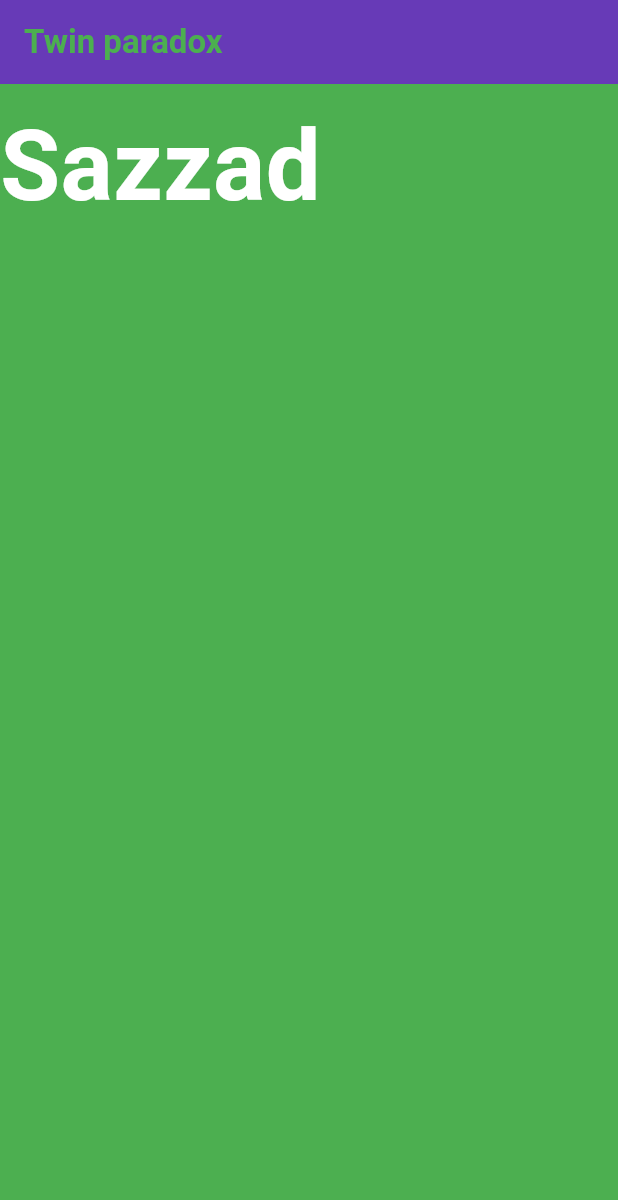
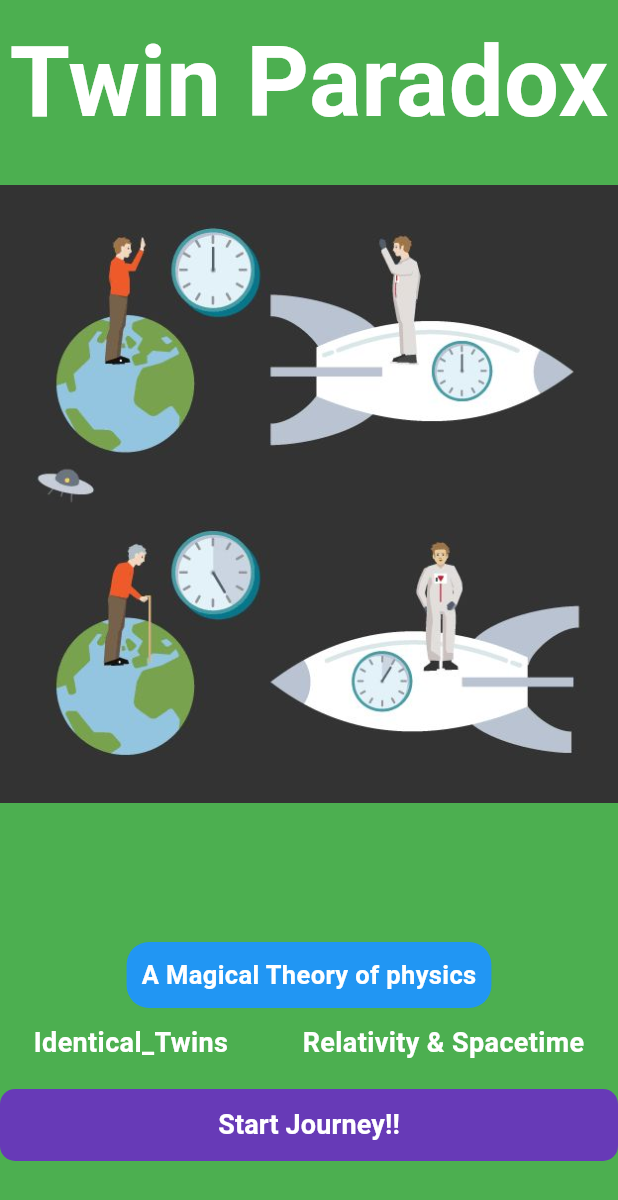
Before and after one commit to Sazzad318/twin_paradox, a Flutter app: the screen it shows after launch, on a phone screen of 412 x 824 dp. Shown: the top 1200 px of the screen. Run offline on Flutter 3.47's test engine with Material 3 defaults, Android fonts, the phone set to English and light mode, and no system bars.

Commit message:
add 3 other widgets

```diff
--- a/lib/main.dart
+++ b/lib/main.dart
@@ -15,7 +15,7 @@ class MyTwinParadoxApp extends StatelessWidget {
       theme: ThemeData(
         scaffoldBackgroundColor: Colors.green,
       ),
-      home: const HomePage(),
+      home: HomePage(),
     );
   }
 }
--- a/lib/pages/home_page.dart
+++ b/lib/pages/home_page.dart
@@ -3,30 +3,44 @@ import 'dart:convert';
 import 'package:flutter/material.dart';
 
 class HomePage extends StatelessWidget {
-  const HomePage({super.key});
+  late double _deviceHeight, _deviceWidth;
+  HomePage({super.key});
 
   @override
   Widget build(BuildContext context) {
+    _deviceHeight = MediaQuery.of(context).size.height;
+    _deviceWidth = MediaQuery.of(context).size.width;
+
     return Scaffold(
-        appBar: AppBar(
-          backgroundColor: Colors.deepPurple,
-          title: const Text(
-            "Twin paradox",
-            style: TextStyle(
-              fontWeight: FontWeight.bold,
-              color: Colors.green,
-            ),
+      body: SafeArea(
+        child: SizedBox(
+          width: _deviceWidth,
+          height: _deviceHeight,
+          child: Stack(
+            children: [
+              Column(
+                crossAxisAlignment: CrossAxisAlignment.center,
+                mainAxisAlignment: MainAxisAlignment.spaceBetween,
+                mainAxisSize: MainAxisSize.max,
+                children: [
+                  _textHeading(),
+                  _Defination(),
+                ],
+              ),
+              _twin_paradoxImage(),
+            ],
           ),
         ),
-        body: SafeArea(child: _textWidget()));
+      ),
+    );
   }
 
 //text widget
-  Widget _textWidget() {
+  Widget _textHeading() {
     return const Padding(
       padding: EdgeInsets.only(top: 8),
       child: Text(
-        "Sazzad",
+        "Twin Paradox",
         style: TextStyle(
           color: Colors.white,
           fontSize: 65,
@@ -36,9 +50,83 @@ class HomePage extends StatelessWidget {
     );
   }
 
+//Defination Widget
+  Widget _Defination() {
+    return SizedBox(
+      height: _deviceHeight * 0.25,
+      child: Column(
+          crossAxisAlignment: CrossAxisAlignment.center,
+          mainAxisSize: MainAxisSize.max,
+          children: [
+            const SizedBox(height: 10),
+            Container(
+              padding: const EdgeInsets.all(10),
+              decoration: BoxDecoration(
+                color: Colors.blue,
+                borderRadius: BorderRadius.circular(15),
+              ),
+              child: const Text(
+                'A Magical Theory of physics',
+                style: TextStyle(
+                    color: Colors.white,
+                    fontWeight: FontWeight.w600,
+                    fontSize: 17),
+              ),
+            ),
+            const SizedBox(height: 10),
+            const Row(
+              mainAxisAlignment: MainAxisAlignment.spaceAround,
+              crossAxisAlignment: CrossAxisAlignment.center,
+              children: [
+                Text(
+                  'Identical_Twins',
+                  style: TextStyle(
+                      color: Colors.white,
+                      fontSize: 18,
+                      fontWeight: FontWeight.w600),
+                ),
+                Text(
+                  ' Relativity & Spacetime',
+                  style: TextStyle(
+                      fontWeight: FontWeight.w600,
+                      fontSize: 18,
+                      color: Colors.white),
+                ),
+              ],
+            ),
+            const SizedBox(height: 18),
+            _StartJourneyButton()
+          ]),
+    );
+  }
+
+//StartJourneyButton Widget
+  Widget _StartJourneyButton() {
+    return Container(
+      margin: EdgeInsets.only(bottom: _deviceHeight * 0.01),
+      width: _deviceWidth,
+      decoration: BoxDecoration(
+        color: Colors.deepPurple,
+        borderRadius: BorderRadius.circular(10),
+      ),
+      child: MaterialButton(
+        onPressed: () {
+          print('Journey Has Began');
+        },
+        child: const Text(
+          'Start Journey!!',
+          style: TextStyle(
+              color: Colors.white, fontWeight: FontWeight.w600, fontSize: 18),
+        ),
+      ),
+    );
+  }
+
 //image widget
   Widget _twin_paradoxImage() {
     return Container(
+      height: _deviceHeight * 0.80,
+      width: _deviceWidth * 100,
       decoration: const BoxDecoration(
         image: DecorationImage(
           fit: BoxFit.scaleDown,
```
